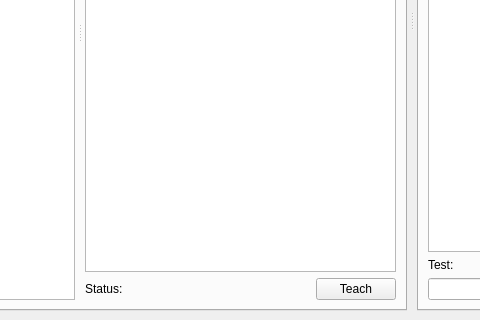
lvklabs/chatbot, file src/main-project/front-end/mainwindow.ui: the form before one commit; both pictures show x 257 to 737 and y 280 to 600 of the 1024 by 600 pixel window.
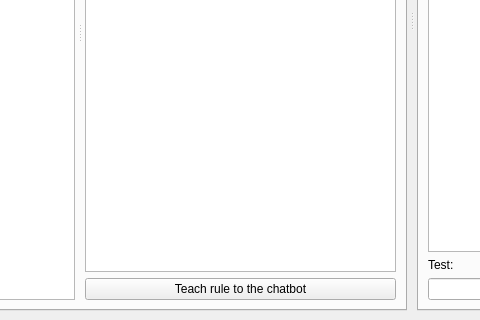
The form after the commit. Icons and pictures are not drawn. Custom widgets are drawn as their Qt base class.

Commit message: Detecting uses changes in rule input variants and rule output

Patch:
```diff
--- a/src/main-project/front-end/mainwindow.ui
+++ b/src/main-project/front-end/mainwindow.ui
@@ -197,30 +197,10 @@
              </item>
              <item>
               <layout class="QHBoxLayout" name="horizontalLayout">
-               <item>
-                <widget class="QLabel" name="ruleStatusLabel">
-                 <property name="text">
-                  <string>Status:</string>
-                 </property>
-                </widget>
-               </item>
-               <item>
-                <spacer name="statusTeachSpacer">
-                 <property name="orientation">
-                  <enum>Qt::Horizontal</enum>
-                 </property>
-                 <property name="sizeHint" stdset="0">
-                  <size>
-                   <width>40</width>
-                   <height>20</height>
-                  </size>
-                 </property>
-                </spacer>
-               </item>
                <item>
                 <widget class="QPushButton" name="teachButton">
                  <property name="text">
-                  <string>Teach</string>
+                  <string>Teach rule to the chatbot</string>
                  </property>
                 </widget>
                </item>
```
Left out of the diff: 16 changed lines with no effect on the pictures. The commit also changes 6 other files.
